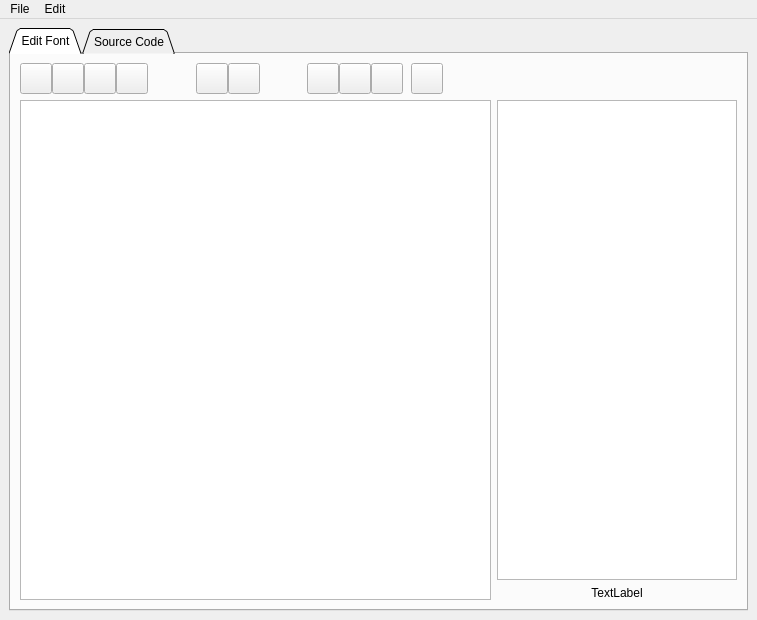
ayoy/fontedit, file app/src/mainwindow.ui: the form before one commit.
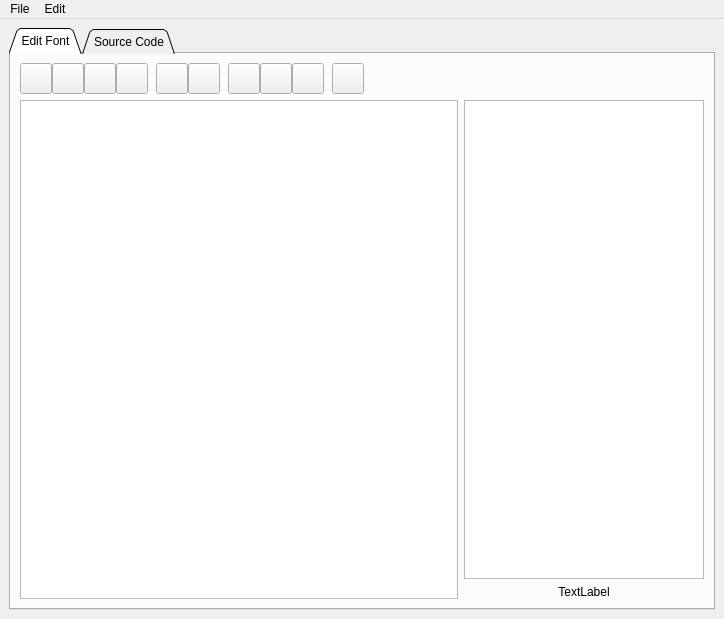
The form after the commit. Icons and pictures are not drawn. Custom widgets are drawn as their Qt base class.

Diff of the .ui file:
```diff
--- a/app/src/mainwindow.ui
+++ b/app/src/mainwindow.ui
@@ -6,8 +6,8 @@
    <rect>
     <x>0</x>
     <y>0</y>
-    <width>757</width>
-    <height>620</height>
+    <width>724</width>
+    <height>619</height>
    </rect>
   </property>
   <property name="windowTitle">
@@ -84,9 +84,12 @@
             <property name="orientation">
              <enum>Qt::Horizontal</enum>
             </property>
+            <property name="sizeType">
+             <enum>QSizePolicy::Fixed</enum>
+            </property>
             <property name="sizeHint" stdset="0">
              <size>
-              <width>40</width>
+              <width>8</width>
               <height>20</height>
              </size>
             </property>
@@ -117,9 +120,12 @@
             <property name="orientation">
              <enum>Qt::Horizontal</enum>
             </property>
+            <property name="sizeType">
+             <enum>QSizePolicy::Fixed</enum>
+            </property>
             <property name="sizeHint" stdset="0">
              <size>
-              <width>40</width>
+              <width>8</width>
               <height>20</height>
              </size>
             </property>
@@ -408,7 +414,7 @@
     <rect>
      <x>0</x>
      <y>0</y>
-     <width>757</width>
+     <width>724</width>
      <height>22</height>
     </rect>
    </property>
```
